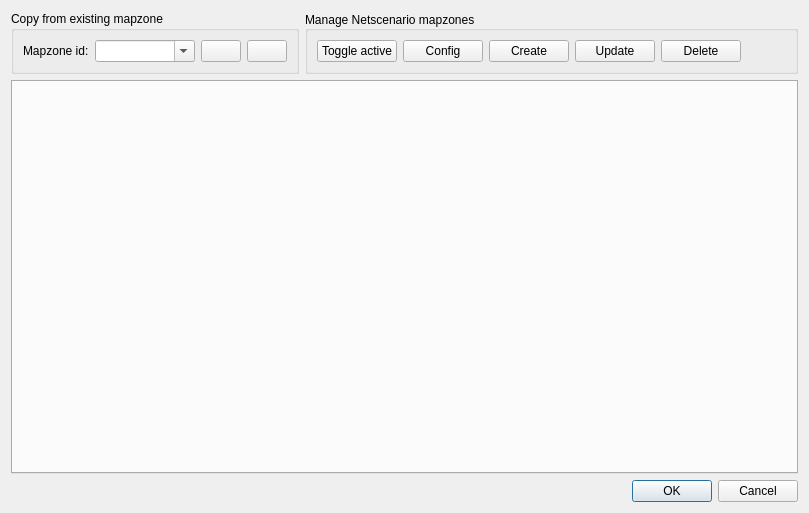
Qt form core/ui/toolbars/plan/netscenario.ui (Giswater/giswater_qgis_plugin) before a commit.
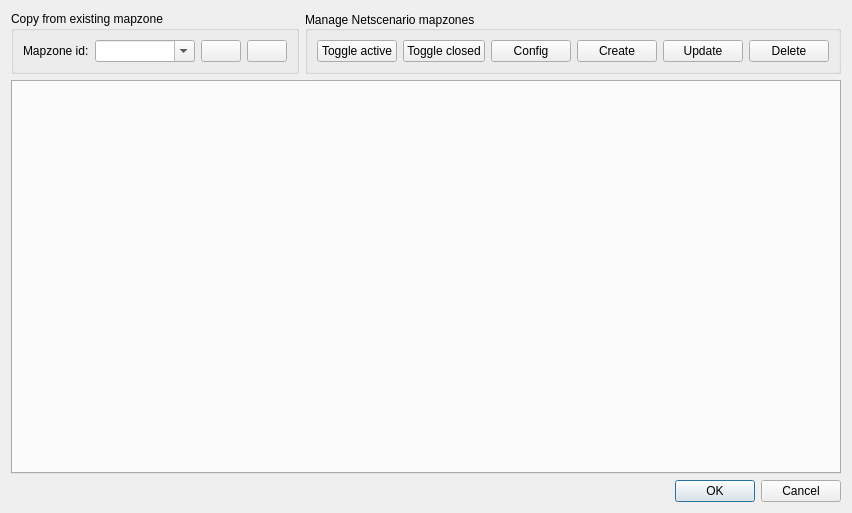
The same form after that commit.

Commit message: Enhancement: add valve tab in netscenario

```diff
--- a/core/ui/toolbars/plan/netscenario.ui
+++ b/core/ui/toolbars/plan/netscenario.ui
@@ -115,6 +115,13 @@
           </property>
          </widget>
         </item>
+        <item>
+         <widget class="QPushButton" name="btn_toggle_closed">
+          <property name="text">
+           <string>Toggle closed</string>
+          </property>
+         </widget>
+        </item>
         <item>
          <widget class="QPushButton" name="btn_config">
           <property name="text">
```
The commit also changes 1 other file.
